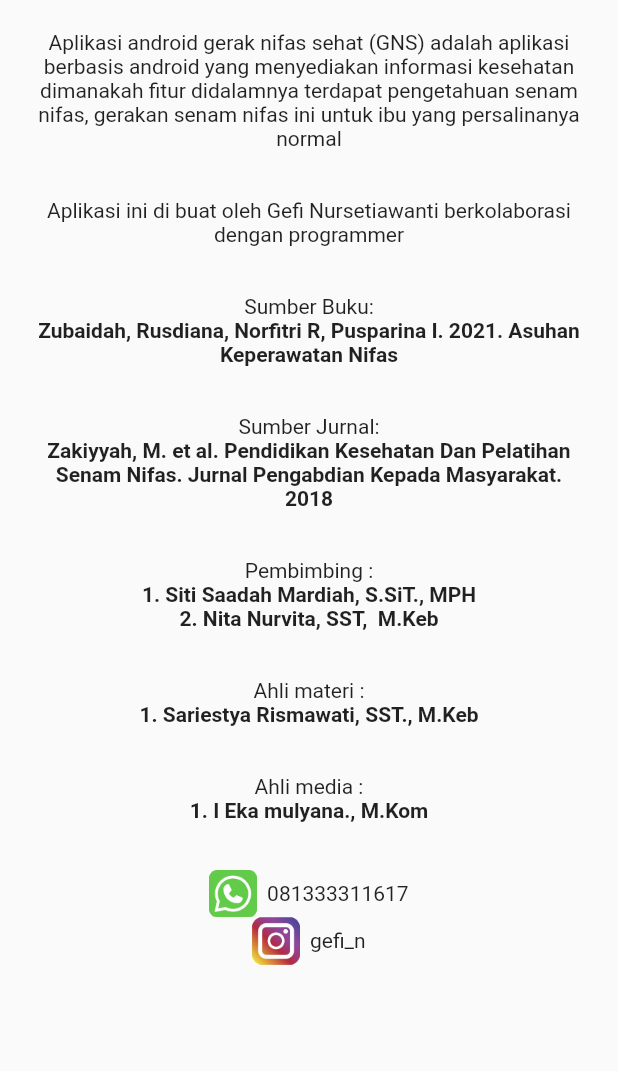
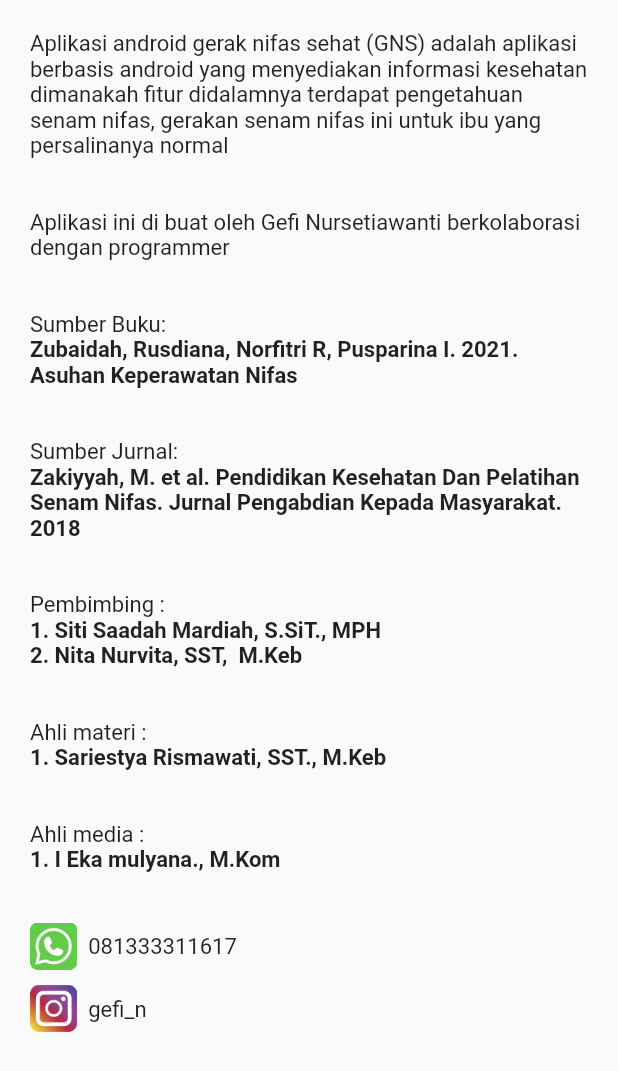
Before and after one commit to goggxi-development/gerakan-nifas-sehat, a Flutter app: the AboutUsView screen opened by its route, on a phone screen of 412 x 824 dp. Shown: the top 1071 px of the screen. Run offline on Flutter 3.47's test engine with Material 2 defaults, Android fonts, the phone set to English and light mode, and no system bars; our stand-ins replace audioplayers, device_preview, flutter_screenutil, get, get_storage, hive and 2 more; accounts and stored records are empty.

Commit message:
Feat:Fix UI

```diff
--- a/lib/app/modules/about_us/views/about_us_view.dart
+++ b/lib/app/modules/about_us/views/about_us_view.dart
@@ -14,71 +14,82 @@ class AboutUsView extends GetView<AboutUsController> {
         child: SingleChildScrollView(
           padding: const EdgeInsets.all(20),
           child: Column(
+            crossAxisAlignment: CrossAxisAlignment.start,
             children: [
               SizedBox(width: MediaQuery.of(context).size.width),
-              const Text(
+              Text(
                 "Aplikasi android gerak nifas sehat (GNS) adalah aplikasi berbasis android yang menyediakan informasi kesehatan dimanakah fitur didalamnya terdapat pengetahuan senam nifas, gerakan senam nifas ini untuk ibu yang persalinanya normal\n\n",
+                style: TextStyle(fontSize: 14.sp),
+              ),
+              Text(
+                "Aplikasi ini di buat oleh Gefi Nursetiawanti berkolaborasi dengan programmer\n\n",
+                style: TextStyle(fontSize: 14.sp),
+              ),
+              Text(
+                "Sumber Buku:",
                 textAlign: TextAlign.center,
+                style: TextStyle(fontSize: 14.sp),
               ),
-              const Text(
-                "Aplikasi ini di buat oleh Gefi Nursetiawanti berkolaborasi dengan programmer\n\n",
-                textAlign: TextAlign.center,
+              Text(
+                "Zubaidah, Rusdiana, Norfitri R, Pusparina I. 2021. Asuhan Keperawatan Nifas\n\n",
+                style: TextStyle(fontWeight: FontWeight.bold, fontSize: 14.sp),
               ),
-              const Text("Sumber Buku:", textAlign: TextAlign.center),
-              const Text(
-                "Zubaidah, Rusdiana, Norfitri R, Pusparina I. 2021. Asuhan Keperawatan Nifas\n\n",
-                textAlign: TextAlign.center,
-                style: TextStyle(fontWeight: FontWeight.bold),
+              Text("Sumber Jurnal:",
+                  textAlign: TextAlign.center,
+                  style: TextStyle(fontSize: 14.sp)),
+              Text(
+                "Zakiyyah, M. et al. Pendidikan Kesehatan Dan Pelatihan Senam Nifas. Jurnal Pengabdian Kepada Masyarakat. 2018\n\n",
+                style: TextStyle(fontWeight: FontWeight.bold, fontSize: 14.sp),
               ),
-              const Text("Sumber Jurnal:", textAlign: TextAlign.center),
-              const Text(
-                "Zakiyyah, M. et al. Pendidikan Kesehatan Dan Pelatihan Senam Nifas. Jurnal Pengabdian Kepada Masyarakat. 2018\n\n",
-                textAlign: TextAlign.center,
-                style: TextStyle(fontWeight: FontWeight.bold),
+              Text("Pembimbing :",
+                  textAlign: TextAlign.center,
+                  style: TextStyle(fontSize: 14.sp)),
+              Text(
+                "1. Siti Saadah Mardiah, S.SiT., MPH",
+                style: TextStyle(fontWeight: FontWeight.bold, fontSize: 14.sp),
               ),
-              const Text("Pembimbing :", textAlign: TextAlign.center),
-              const Text(
-                "1. Siti Saadah Mardiah, S.SiT., MPH",
-                textAlign: TextAlign.center,
-                style: TextStyle(fontWeight: FontWeight.bold),
+              Text(
+                "2. Nita Nurvita, SST,  M.Keb\n\n",
+                style: TextStyle(fontWeight: FontWeight.bold, fontSize: 14.sp),
               ),
-              const Text(
-                "2. Nita Nurvita, SST,  M.Keb\n\n",
-                textAlign: TextAlign.center,
-                style: TextStyle(fontWeight: FontWeight.bold),
+              Text("Ahli materi :",
+                  textAlign: TextAlign.center,
+                  style: TextStyle(fontSize: 14.sp)),
+              Text(
+                "1. Sariestya Rismawati, SST., M.Keb\n\n",
+                style: TextStyle(fontWeight: FontWeight.bold, fontSize: 14.sp),
               ),
-              const Text("Ahli materi :", textAlign: TextAlign.center),
-              const Text(
-                "1. Sariestya Rismawati, SST., M.Keb\n\n",
-                textAlign: TextAlign.center,
-                style: TextStyle(fontWeight: FontWeight.bold),
-              ),
-              const Text("Ahli media :", textAlign: TextAlign.center),
-              const Text(
+              Text("Ahli media :",
+                  textAlign: TextAlign.center,
+                  style: TextStyle(fontSize: 14.sp)),
+              Text(
                 "1. I Eka mulyana., M.Kom\n\n",
-                textAlign: TextAlign.center,
-                style: TextStyle(fontWeight: FontWeight.bold),
+                style: TextStyle(fontWeight: FontWeight.bold, fontSize: 14.sp),
               ),
               Row(
-                mainAxisAlignment: MainAxisAlignment.center,
+                mainAxisAlignment: MainAxisAlignment.start,
                 children: [
                   Image.asset(
                     "assets/images/wa.png",
                     height: 30.w,
                     width: 30.w,
                   ),
-                  const Text("  081333311617", textAlign: TextAlign.center),
+                  Text("  081333311617",
+                      textAlign: TextAlign.center,
+                      style: TextStyle(fontSize: 14.sp)),
                 ],
-              ),
+              ).paddingOnly(bottom: 10),
               Row(
-                mainAxisAlignment: MainAxisAlignment.center,
+                mainAxisAlignment: MainAxisAlignment.start,
                 children: [
                   Image.asset(
                     "assets/images/ig.png",
                     height: 30.w,
                     width: 30.w,
                   ),
-                  const Text("  gefi_n", textAlign: TextAlign.center),
+                  Text("  gefi_n",
+                      textAlign: TextAlign.center,
+                      style: TextStyle(fontSize: 14.sp)),
                 ],
               ),
             ],
--- a/lib/app/modules/favourite/views/favourite_view.dart
+++ b/lib/app/modules/favourite/views/favourite_view.dart
@@ -44,10 +44,15 @@ class FavouriteView extends GetView<FavouriteController> {
           sliver: SliverToBoxAdapter(
             child: Container(
               padding: const EdgeInsets.all(10),
-              decoration: BoxDecoration(
-                color: kPrimary,
-                borderRadius: BorderRadius.circular(12.r),
-              ),
+              // decoration: BoxDecoration(
+              //   border: Border.all(
+              //     color: Colors.black,
+              //     width: 0.5,
+              //   ),
+              //   borderRadius: BorderRadius.circular(
+              //     12.r,
+              //   ),
+              // ),
               child: Stack(
                 children: [
                   Center(
--- a/lib/app/modules/home/views/home_view.dart
+++ b/lib/app/modules/home/views/home_view.dart
@@ -435,10 +435,15 @@ class HomeWidget extends GetView<MusicController> {
           sliver: SliverToBoxAdapter(
             child: Container(
               padding: const EdgeInsets.all(10),
-              decoration: BoxDecoration(
-                color: kPrimary,
-                borderRadius: BorderRadius.circular(12.r),
-              ),
+              // decoration: BoxDecoration(
+              //   border: Border.all(
+              //     color: Colors.black,
+              //     width: 0,
+              //   ),
+              //   borderRadius: BorderRadius.circular(
+              //     12.r,
+              //   ),
+              // ),
               child: Stack(
                 children: [
                   Center(
--- a/lib/main.dart
+++ b/lib/main.dart
@@ -48,7 +48,7 @@ Future<void> main() async {
     (value) {
       return runApp(
         DevicePreview(
-          enabled: !kReleaseMode,
+          enabled: kReleaseMode,
           builder: (context) {
             return ScreenUtilInit(
               designSize: const Size(392, 852),
@@ -64,7 +64,7 @@ Future<void> main() async {
                   onTap: () => FocusManager.instance.primaryFocus?.unfocus(),
                   child: GetMaterialApp(
                     debugShowCheckedModeBanner: false,
-                    title: "Gerakan Nifas Sehat",
+                    title: "GNS",
                     home: SplashPage(boxData: boxData),
                     getPages: AppPages.routes,
                     locale: DevicePreview.locale(context),
```
Also changed, not shown: 1 other file.
